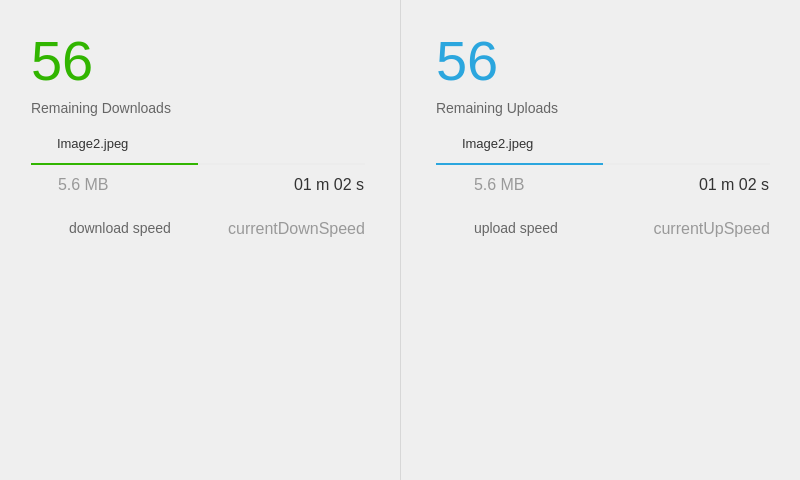
First picture: the form in src/MEGASync/gui/win/ActiveTransfersWidget.ui, repository meganz/MEGAsync, before the edit.
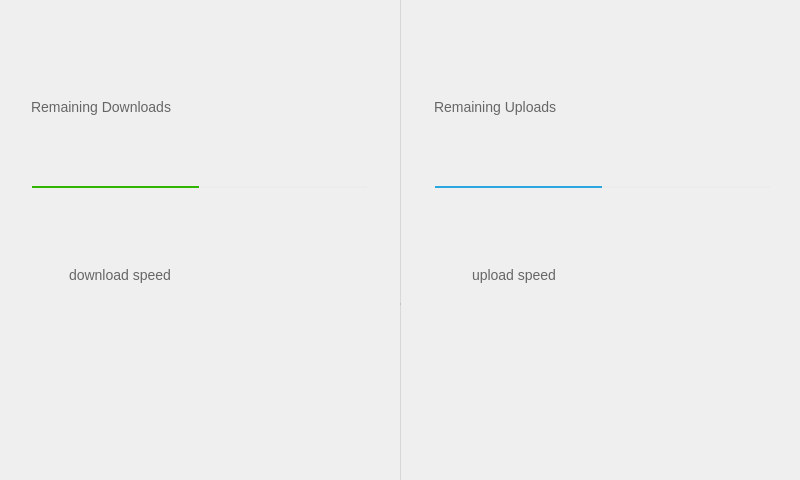
Second picture: the form after the edit. The open tabs and pages were chosen to show the change. Icons and pictures are not drawn. Custom widgets are drawn as their Qt base class.

Commit message: UI fixes and alignments for Active Transfers Widget

The edit to the form file:
```diff
--- a/src/MEGASync/gui/win/ActiveTransfersWidget.ui
+++ b/src/MEGASync/gui/win/ActiveTransfersWidget.ui
@@ -23,7 +23,7 @@
    </size>
   </property>
   <property name="windowTitle">
-   <string>Form</string>
+   <string notr="true"/>
   </property>
   <property name="styleSheet">
    <string notr="true">#bDownType, #bUpType, #bNoDownloads, #bNoUploads, #bDownFileType, #bDownCancel, #bDownClock, #bUpFileType, #bUpCancel, #bUpClock,
@@ -139,13 +139,13 @@
      <property name="minimumSize">
       <size>
        <width>0</width>
-       <height>270</height>
+       <height>305</height>
       </size>
      </property>
      <property name="maximumSize">
       <size>
        <width>16777215</width>
-       <height>270</height>
+       <height>305</height>
       </size>
      </property>
      <property name="styleSheet">
@@ -155,6 +155,18 @@
       <number>1</number>
      </property>
      <widget class="QWidget" name="pNoTransfers">
+      <property name="minimumSize">
+       <size>
+        <width>0</width>
+        <height>0</height>
+       </size>
+      </property>
+      <property name="maximumSize">
+       <size>
+        <width>16777215</width>
+        <height>16777215</height>
+       </size>
+      </property>
       <layout class="QVBoxLayout" name="verticalLayout_6">
        <property name="spacing">
         <number>0</number>
@@ -169,7 +181,7 @@
         <number>0</number>
        </property>
        <property name="bottomMargin">
-        <number>15</number>
+        <number>35</number>
        </property>
        <item>
         <widget class="QWidget" name="widget_5" native="true">
@@ -178,7 +190,7 @@
            <number>0</number>
           </property>
           <property name="topMargin">
-           <number>4</number>
+           <number>0</number>
           </property>
           <property name="rightMargin">
            <number>0</number>
@@ -274,7 +286,7 @@
      <widget class="QWidget" name="pTransfers">
       <layout class="QHBoxLayout" name="horizontalLayout_2">
        <property name="spacing">
-        <number>35</number>
+        <number>33</number>
        </property>
        <property name="leftMargin">
         <number>31</number>
@@ -293,13 +305,13 @@
          <property name="minimumSize">
           <size>
            <width>0</width>
-           <height>240</height>
+           <height>305</height>
           </size>
          </property>
          <property name="maximumSize">
           <size>
            <width>16777215</width>
-           <height>240</height>
+           <height>305</height>
           </size>
          </property>
          <property name="styleSheet">
@@ -326,17 +338,17 @@
             <property name="minimumSize">
              <size>
               <width>0</width>
-              <height>240</height>
+              <height>305</height>
              </size>
             </property>
             <property name="maximumSize">
              <size>
               <width>16777215</width>
-              <height>240</height>
+              <height>305</height>
              </size>
             </property>
             <property name="currentIndex">
-             <number>0</number>
+             <number>1</number>
             </property>
             <widget class="QWidget" name="wActiveDownloads">
              <property name="styleSheet">
@@ -344,19 +356,19 @@
              </property>
              <layout class="QVBoxLayout" name="verticalLayout_13">
               <property name="spacing">
-               <number>0</number>
+               <number>26</number>
               </property>
               <property name="leftMargin">
                <number>0</number>
               </property>
               <property name="topMargin">
-               <number>0</number>
+               <number>16</number>
               </property>
               <property name="rightMargin">
                <number>0</number>
               </property>
               <property name="bottomMargin">
-               <number>0</number>
+               <number>4</number>
               </property>
               <item>
                <widget class="QWidget" name="wRemainingDownloads" native="true">
@@ -420,8 +432,11 @@
                         <height>70</height>
                        </size>
                       </property>
+                      <property name="styleSheet">
+                       <string notr="true">margin-left: -3px;</string>
+                      </property>
                       <property name="text">
-                       <string>56</string>
+                       <string notr="true"/>
                       </property>
                      </widget>
                     </item>
@@ -532,7 +547,7 @@
                    </property>
                    <layout class="QHBoxLayout" name="horizontalLayout_14">
                     <property name="leftMargin">
-                     <number>0</number>
+                     <number>2</number>
                     </property>
                     <property name="topMargin">
                      <number>0</number>
@@ -560,10 +575,6 @@
                       <property name="text">
                        <string/>
                       </property>
-                      <property name="icon">
-                       <iconset resource="../Resources_linux.qrc">
-                        <normaloff>:/images/small_text.png</normaloff>:/images/small_text.png</iconset>
-                      </property>
                       <property name="iconSize">
                        <size>
                         <width>20</width>
@@ -581,7 +592,7 @@
                        </size>
                       </property>
                       <property name="text">
-                       <string>Image2.jpeg</string>
+                       <string notr="true"/>
                       </property>
                      </widget>
                     </item>
@@ -644,6 +655,9 @@
                      <height>2</height>
                     </size>
                    </property>
+                   <property name="styleSheet">
+                    <string notr="true">margin-left: 1px;</string>
+                   </property>
                    <property name="maximum">
                     <number>1000</number>
                    </property>
@@ -659,10 +673,10 @@
                   <widget class="QWidget" name="widget_7" native="true">
                    <layout class="QHBoxLayout" name="horizontalLayout_15">
                     <property name="spacing">
-                     <number>6</number>
+                     <number>3</number>
                     </property>
                     <property name="leftMargin">
-                     <number>0</number>
+                     <number>2</number>
                     </property>
                     <property name="topMargin">
                      <number>0</number>
@@ -677,22 +691,19 @@
                      <widget class="QLabel" name="lDownAnimation">
                       <property name="minimumSize">
                        <size>
-                        <width>21</width>
+                        <width>32</width>
                         <height>32</height>
                        </size>
                       </property>
                       <property name="maximumSize">
                        <size>
-                        <width>27</width>
+                        <width>32</width>
                         <height>32</height>
                        </size>
                       </property>
                       <property name="text">
                        <string/>
                       </property>
-                      <property name="pixmap">
-                       <pixmap resource="../Resources_linux.qrc">:/images/cloud_upload_item_ico.png</pixmap>
-                      </property>
                       <property name="margin">
                        <number>-5</number>
                       </property>
@@ -701,7 +712,7 @@
                     <item>
                      <widget class="QLabel" name="lDownCompletedSize">
                       <property name="text">
-                       <string>5.6 MB</string>
+                       <string notr="true"/>
                       </property>
                      </widget>
                     </item>
@@ -722,14 +733,14 @@
                      <widget class="QPushButton" name="bDownClock">
                       <property name="minimumSize">
                        <size>
-                        <width>13</width>
-                        <height>13</height>
+                        <width>24</width>
+                        <height>24</height>
                        </size>
                       </property>
                       <property name="maximumSize">
                        <size>
-                        <width>13</width>
-                        <height>13</height>
+                        <width>24</width>
+                        <height>24</height>
                        </size>
                       </property>
                       <property name="text">
@@ -749,8 +760,14 @@
                     </item>
                     <item>
                      <widget class="QLabel" name="lDownRemainingTime">
+                      <property name="minimumSize">
+                       <size>
+                        <width>0</width>
+                        <height>0</height>
+                       </size>
+                      </property>
                       <property name="text">
-                       <string>01 m 02 s</string>
+                       <string notr="true"/>
                       </property>
                      </widget>
                     </item>
@@ -839,7 +856,7 @@
                  <item>
                   <widget class="QLabel" name="lCurrentDownSpeed">
                    <property name="text">
-                    <string>currentDownSpeed</string>
+                    <string notr="true"/>
                    </property>
                    <property name="alignment">
                     <set>Qt::AlignRight|Qt::AlignTrailing|Qt::AlignVCenter</set>
@@ -853,6 +870,12 @@
             </widget>
             <widget class="QWidget" name="wNoDownloads">
              <layout class="QVBoxLayout" name="verticalLayout_15">
+              <property name="topMargin">
+               <number>40</number>
+              </property>
+              <property name="bottomMargin">
+               <number>40</number>
+              </property>
               <item>
                <widget class="QWidget" name="wDownIcon" native="true">
                 <layout class="QHBoxLayout" name="horizontalLayout_17">
@@ -988,13 +1011,13 @@
          <property name="minimumSize">
           <size>
            <width>0</width>
-           <height>240</height>
+           <height>305</height>
           </size>
          </property>
          <property name="maximumSize">
           <size>
            <width>16777215</width>
-           <height>240</height>
+           <height>305</height>
           </size>
          </property>
          <layout class="QVBoxLayout" name="verticalLayout_10">
@@ -1018,34 +1041,34 @@
             <property name="minimumSize">
              <size>
               <width>0</width>
-              <height>240</height>
+              <height>305</height>
              </size>
             </property>
             <property name="maximumSize">
              <size>
               <width>16777215</width>
-              <height>240</height>
+              <height>305</height>
              </size>
             </property>
             <property name="currentIndex">
-             <number>0</number>
+             <number>1</number>
             </property>
             <widget class="QWidget" name="wActiveUploads">
              <layout class="QVBoxLayout" name="verticalLayout_9">
               <property name="spacing">
-               <number>0</number>
+               <number>26</number>
               </property>
               <property name="leftMargin">
                <number>0</number>
               </property>
               <property name="topMargin">
-               <number>0</number>
+               <number>16</number>
               </property>
               <property name="rightMargin">
                <number>0</number>
               </property>
               <property name="bottomMargin">
-               <number>0</number>
+               <number>4</number>
               </property>
               <item>
                <widget class="QWidget" name="wRemainingUploads" native="true">
@@ -1109,8 +1132,11 @@
                         <height>70</height>
                        </size>
                       </property>
+                      <property name="styleSheet">
+                       <string notr="true">margin-left: -3px;</string>
+                      </property>
                       <property name="text">
-                       <string>56</string>
+                       <string notr="true"/>
                       </property>
                      </widget>
                     </item>
@@ -1215,7 +1241,7 @@
                   <widget class="QWidget" name="widget_3" native="true">
                    <layout class="QHBoxLayout" name="horizontalLayout_7">
                     <property name="leftMargin">
-                     <number>0</number>
+                     <number>2</number>
                     </property>
                     <property name="topMargin">
                      <number>0</number>
@@ -1243,10 +1269,6 @@
                       <property name="text">
                        <string/>
                       </property>
-                      <property name="icon">
-                       <iconset resource="../Resources_linux.qrc">
-                        <normaloff>:/images/small_text.png</normaloff>:/images/small_text.png</iconset>
-                      </property>
                       <property name="iconSize">
                        <size>
                         <width>20</width>
@@ -1264,7 +1286,7 @@
                        </size>
                       </property>
                       <property name="text">
-                       <string>Image2.jpeg</string>
+                       <string notr="true"/>
                       </property>
                      </widget>
                     </item>
@@ -1327,6 +1349,9 @@
                      <height>2</height>
                     </size>
                    </property>
+                   <property name="styleSheet">
+                    <string notr="true">margin-left: 1px;</string>
+                   </property>
                    <property name="maximum">
                     <number>1000</number>
                    </property>
@@ -1341,8 +1366,11 @@
                  <item>
                   <widget class="QWidget" name="widget_4" native="true">
                    <layout class="QHBoxLayout" name="horizontalLayout_8">
+                    <property name="spacing">
+                     <number>3</number>
+                    </property>
                     <property name="leftMargin">
-                     <number>0</number>
+                     <number>2</number>
                     </property>
                     <property name="topMargin">
                      <number>0</number>
@@ -1370,9 +1398,6 @@
                       <property name="text">
                        <string/>
                       </property>
-                      <property name="pixmap">
-                       <pixmap resource="../Resources_linux.qrc">:/images/cloud_upload_item_ico.png</pixmap>
-                      </property>
                       <property name="alignment">
                        <set>Qt::AlignLeading|Qt::AlignLeft|Qt::AlignVCenter</set>
                       </property>
@@ -1384,7 +1409,7 @@
                     <item>
                      <widget class="QLabel" name="lUpCompletedSize">
                       <property name="text">
-                       <string>5.6 MB</string>
+                       <string notr="true"/>
                       </property>
                      </widget>
                     </item>
@@ -1405,14 +1430,14 @@
                      <widget class="QPushButton" name="bUpClock">
                       <property name="minimumSize">
                        <size>
-                        <width>13</width>
-                        <height>13</height>
+                        <width>24</width>
+                        <height>24</height>
                        </size>
                       </property>
                       <property name="maximumSize">
                        <size>
-                        <width>13</width>
-                        <height>13</height>
+                        <width>24</width>
+                        <height>24</height>
                        </size>
                       </property>
                       <property name="text">
@@ -1432,8 +1457,14 @@
                     </item>
                     <item>
                      <widget class="QLabel" name="lUpRemainingTime">
+                      <property name="minimumSize">
+                       <size>
+                        <width>0</width>
+                        <height>0</height>
+                       </size>
+                      </property>
                       <property name="text">
-                       <string>01 m 02 s</string>
+                       <string notr="true"/>
                       </property>
                      </widget>
                     </item>
@@ -1522,7 +1553,7 @@
                  <item>
                   <widget class="QLabel" name="lCurrentUpSpeed">
                    <property name="text">
-                    <string>currentUpSpeed</string>
+                    <string notr="true"/>
                    </property>
                    <property name="alignment">
                     <set>Qt::AlignRight|Qt::AlignTrailing|Qt::AlignVCenter</set>
@@ -1536,6 +1567,12 @@
             </widget>
             <widget class="QWidget" name="wNoUploads">
              <layout class="QVBoxLayout" name="verticalLayout_4">
+              <property name="topMargin">
+               <number>40</number>
+              </property>
+              <property name="bottomMargin">
+               <number>40</number>
+              </property>
               <item>
                <widget class="QWidget" name="wUpIcon" native="true">
                 <layout class="QHBoxLayout" name="horizontalLayout">
@@ -1647,13 +1684,13 @@
      <property name="minimumSize">
       <size>
        <width>0</width>
-       <height>180</height>
+       <height>177</height>
       </size>
      </property>
      <property name="maximumSize">
       <size>
        <width>16777215</width>
-       <height>16777215</height>
+       <height>177</height>
       </size>
      </property>
      <layout class="QHBoxLayout" name="horizontalLayout_6">
@@ -1679,7 +1716,7 @@
           <number>0</number>
          </property>
          <property name="leftMargin">
-          <number>0</number>
+          <number>3</number>
          </property>
          <property name="topMargin">
           <number>0</number>
@@ -1747,7 +1784,7 @@
           <number>0</number>
          </property>
          <property name="leftMargin">
-          <number>0</number>
+          <number>3</number>
          </property>
          <property name="topMargin">
           <number>0</number>
```
The commit also changes 2 other files.
